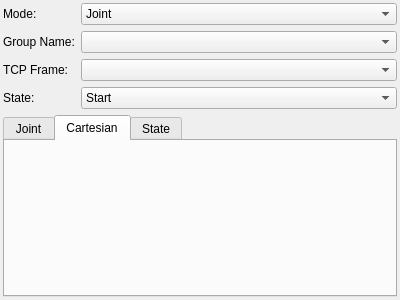
tesseract-robotics/tesseract_qt, file manipulation/include/tesseract_qt/manipulation/manipulation_widget.ui: the form before one commit.
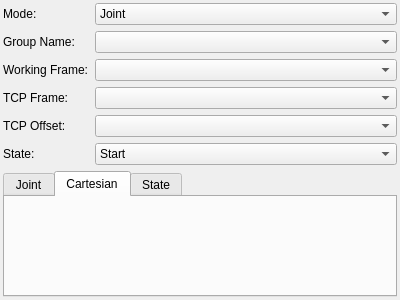
The form after the commit. Custom widgets are drawn as their Qt base class.

Commit message: Improve manipulation support

Patch:
```diff
--- a/manipulation/include/tesseract_qt/manipulation/manipulation_widget.ui
+++ b/manipulation/include/tesseract_qt/manipulation/manipulation_widget.ui
@@ -88,14 +88,14 @@
         </item>
        </widget>
       </item>
-      <item row="4" column="0">
+      <item row="5" column="0">
        <widget class="QLabel" name="state_label">
         <property name="text">
          <string>State:</string>
         </property>
        </widget>
       </item>
-      <item row="4" column="1">
+      <item row="5" column="1">
        <widget class="QComboBox" name="state_combo_box">
         <item>
          <property name="text">
@@ -109,6 +109,26 @@
         </item>
        </widget>
       </item>
+      <item row="2" column="0">
+       <widget class="QLabel" name="working_frame_label">
+        <property name="text">
+         <string>Working Frame:</string>
+        </property>
+       </widget>
+      </item>
+      <item row="2" column="1">
+       <widget class="QComboBox" name="working_frame_combo_box"/>
+      </item>
+      <item row="4" column="0">
+       <widget class="QLabel" name="tcp_offset_label">
+        <property name="text">
+         <string>TCP Offset:</string>
+        </property>
+       </widget>
+      </item>
+      <item row="4" column="1">
+       <widget class="QComboBox" name="tcp_offset_combo_box"/>
+      </item>
      </layout>
     </widget>
    </item>
```
The commit also changes 8 other files.
